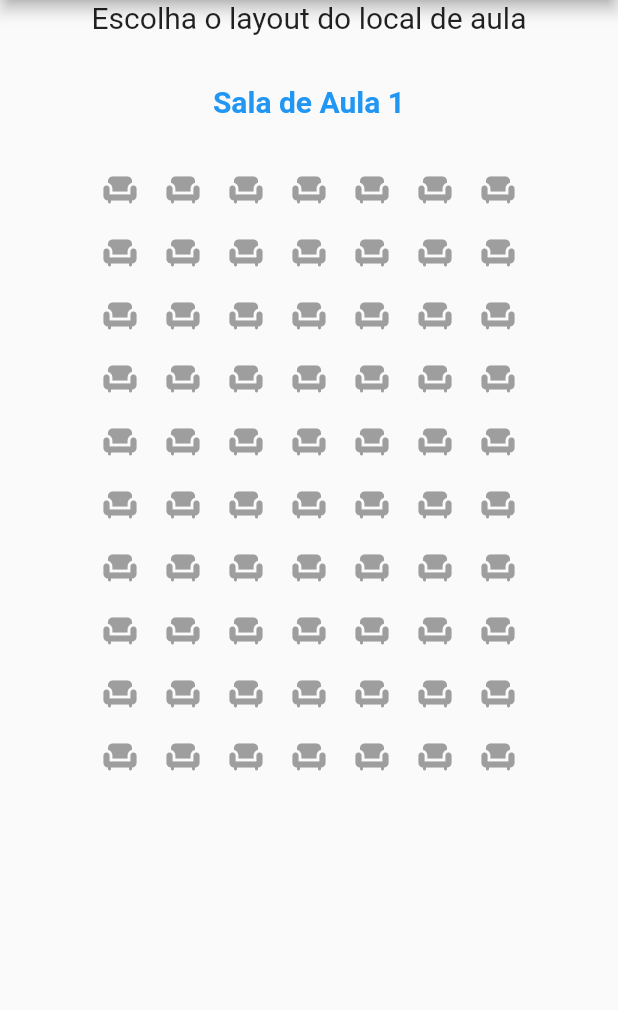
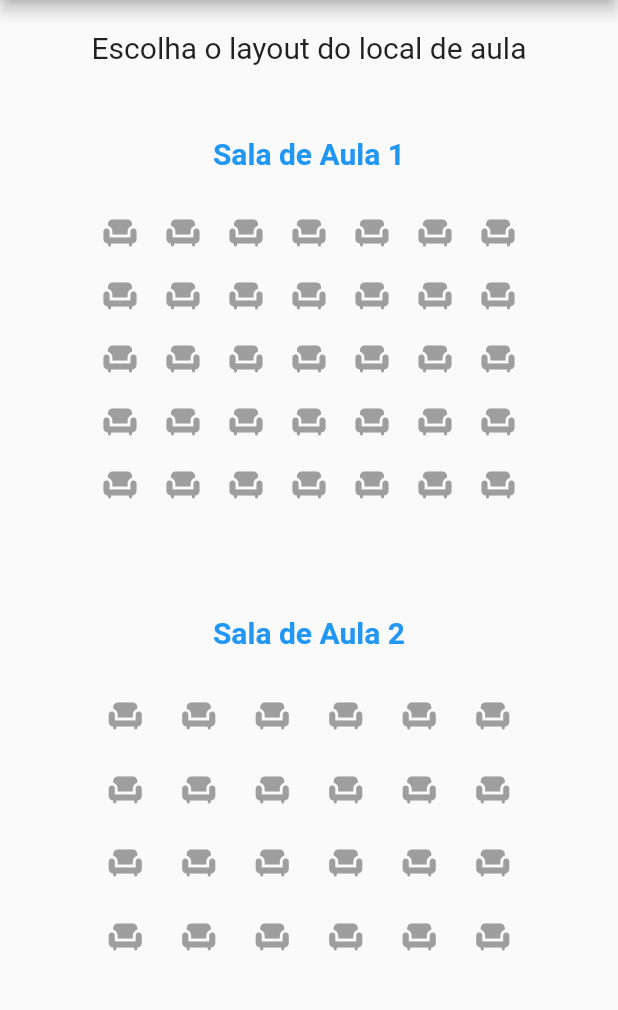
Before and after one commit to victorpbp/atende-sala-front, a Flutter app: the SelecionarLayout screen opened directly, on a phone screen of 412 x 824 dp, the part 84-1094 px from its top. Run offline on Flutter 3.47's test engine with Material 2 defaults, Android fonts, the phone set to English and light mode, and no system bars; our stand-ins replace flutter_riverpod, shared_preferences; accounts and stored records are empty.

Commit message:
Fixing layout issues on the Layouts usages as well as adding SharedPreferences for personName and soon-to-be-used token

```diff
--- a/lib/professors/select_layout.dart
+++ b/lib/professors/select_layout.dart
@@ -15,17 +15,23 @@
   Widget build(BuildContext context, WidgetRef ref) {
     return Scaffold(
       appBar: AppBar(title: const Text('Criando a Sala')),
-      body: Center(
+      body: SingleChildScrollView(
+        child: Center(
             child: SizedBox(
           width: 350,
           child: Column(
             mainAxisAlignment: MainAxisAlignment.spaceEvenly,
             children: [
-            const Text(
+              Container(
+                margin: const EdgeInsets.all(20),
+                child: const Text(
                   'Escolha o layout do local de aula',
                   style: TextStyle(fontSize: 20),
                 ),
-            TextButton(
+              ),
+              Container(
+                margin: const EdgeInsets.only(bottom: 20),
+                child: TextButton(
                     onPressed: () => {
                           //Add aqui o push para o prof_room
                           ref.read(layoutProvider.notifier).state = 0,
@@ -35,8 +41,11 @@
                                   builder: (context) => const SalaProfessor())),
                         },
                     child: const Layout1()),
+              ),
               //Colocar um container e mudar de cor dependendo da abordagem
-            TextButton(
+              Container(
+                margin: const EdgeInsets.only(bottom: 20),
+                child: TextButton(
                   onPressed: () => {
                     ref.read(layoutProvider.notifier).state = 1,
                     Navigator.push(
@@ -46,9 +55,11 @@
                   },
                   child: const Layout2(), //Chama o novo componente com o layout
                 ),
+              ),
             ],
           ),
         )),
+      ),
     );
   }
 }
--- a/lib/room_layout/layout1.dart
+++ b/lib/room_layout/layout1.dart
@@ -37,7 +37,6 @@
 
     return Container(
       width: 350,
-      height: isStudent ? 700 : 400,
       decoration: isStudent
           ? const BoxDecoration()
           : BoxDecoration(border: Border.all(color: Colors.blue)),
@@ -61,10 +60,7 @@
             //Layout em si
 
             SizedBox(
-              //color: Colors.white,
-              width: 350,
-              height: isStudent ? 600 : 300,
-
+              height: 200,
               child: GridView.count(
                   crossAxisCount: layout1[0].length,
                   children: List.generate((layout1.length * layout1[0].length),
@@ -75,10 +71,8 @@
                     String seat =
                         layout1[columnIndex][index % layout1[0].length];
                     return Center(
-                      //[Varia entre 0 e 6][Varia entre 0 e 10]
-                      child:
-                          //Text(layout1[columnIndex][index % layout1[0].length]),
-                          TextButton(
+                      //[Varia entre Colunas][Varia entre Linhas]
+                      child: TextButton(
                         child: Icon(
                           Icons.chair,
                           color: (selectedSeat == seat ||
--- a/lib/room_layout/layout2.dart
+++ b/lib/room_layout/layout2.dart
@@ -31,7 +31,6 @@
 
     return Container(
       width: 350,
-      height: isStudent ? 600 : 300,
       decoration: isStudent
           ? const BoxDecoration()
           : BoxDecoration(border: Border.all(color: Colors.blue)),
@@ -55,9 +54,7 @@
             //Layout em si
 
             SizedBox(
-              //color: Colors.white,
-              width: 350,
-              height: isStudent ? 500 : 200,
+              height: 225,
               child: GridView.count(
                   crossAxisCount: layout2[0].length,
                   children: List.generate((layout2.length * layout2[0].length),
@@ -68,7 +65,7 @@
                     String seat =
                         layout2[columnIndex][index % layout2[0].length];
                     return Center(
-                        //[Varia entre 0 e 6][Varia entre 0 e 10]
+                        //[Varia entre Colunas][Varia entre Linhas]
                         child: TextButton(
                       child: Icon(
                         Icons.chair,
--- a/lib/students/select_seat.dart
+++ b/lib/students/select_seat.dart
@@ -22,6 +22,7 @@
       body: Center(
           child: SizedBox(
         width: 350,
+        child: SingleChildScrollView(
           child: Column(
             mainAxisAlignment: MainAxisAlignment.center,
             children: [
@@ -60,6 +61,7 @@
               )
             ],
           ),
+        ),
       )),
     );
   }
--- a/pubspec.yaml
+++ b/pubspec.yaml
@@ -35,6 +35,7 @@
   # Use with the CupertinoIcons class for iOS style icons.
   cupertino_icons: ^1.0.2
   flutter_riverpod: ^2.3.7
+  shared_preferences: ^2.1.1
 
 dev_dependencies:
   flutter_test:
```
Also changed, not shown: lib/main.dart (+29 -3 lines), lib/main_screen/home.dart (+19 -4 lines), pubspec.lock. Lines whose indentation alone changed are shown as unchanged.
